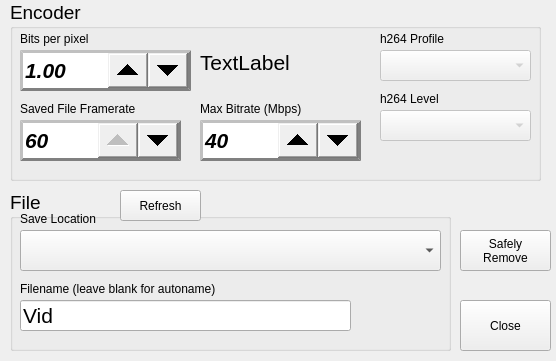
The window that src/savesettingswindow.ui (krontech/chronos-cam-app) describes before a commit, drawn with Qt 5.
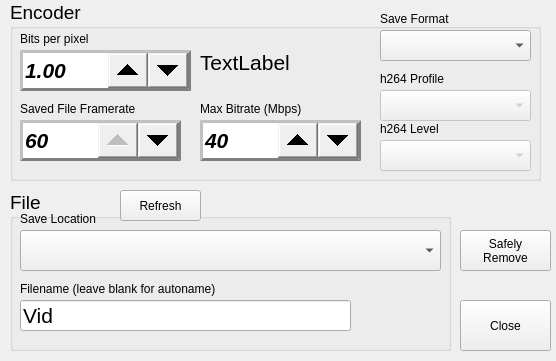
The same window after the commit. Custom widgets are drawn as their Qt base class.

The edit to the form file:
```diff
--- a/src/savesettingswindow.ui
+++ b/src/savesettingswindow.ui
@@ -50,7 +50,7 @@
     <property name="geometry">
      <rect>
       <x>370</x>
-      <y>110</y>
+      <y>140</y>
       <width>151</width>
       <height>31</height>
      </rect>
@@ -142,25 +142,25 @@
     <property name="geometry">
      <rect>
       <x>370</x>
-      <y>50</y>
-      <width>151</width>
-      <height>31</height>
-     </rect>
-    </property>
-    <property name="font">
-     <font>
-      <pointsize>16</pointsize>
-      <weight>75</weight>
-      <italic>true</italic>
-      <bold>true</bold>
-     </font>
-    </property>
-   </widget>
-   <widget class="QLabel" name="label_5">
-    <property name="geometry">
-     <rect>
-      <x>370</x>
       <y>90</y>
+      <width>151</width>
+      <height>31</height>
+     </rect>
+    </property>
+    <property name="font">
+     <font>
+      <pointsize>16</pointsize>
+      <weight>75</weight>
+      <italic>true</italic>
+      <bold>true</bold>
+     </font>
+    </property>
+   </widget>
+   <widget class="QLabel" name="label_5">
+    <property name="geometry">
+     <rect>
+      <x>370</x>
+      <y>120</y>
       <width>141</width>
       <height>17</height>
      </rect>
@@ -173,7 +173,7 @@
     <property name="geometry">
      <rect>
       <x>370</x>
-      <y>30</y>
+      <y>70</y>
       <width>141</width>
       <height>17</height>
      </rect>
@@ -256,6 +256,40 @@
      <string>Max Bitrate (Mbps)</string>
     </property>
    </widget>
+   <widget class="QLabel" name="label_8">
+    <property name="geometry">
+     <rect>
+      <x>370</x>
+      <y>10</y>
+      <width>141</width>
+      <height>17</height>
+     </rect>
+    </property>
+    <property name="text">
+     <string>Save Format</string>
+    </property>
+   </widget>
+   <widget class="QComboBox" name="comboSaveFormat">
+    <property name="enabled">
+     <bool>true</bool>
+    </property>
+    <property name="geometry">
+     <rect>
+      <x>370</x>
+      <y>30</y>
+      <width>151</width>
+      <height>31</height>
+     </rect>
+    </property>
+    <property name="font">
+     <font>
+      <pointsize>16</pointsize>
+      <weight>75</weight>
+      <italic>true</italic>
+      <bold>true</bold>
+     </font>
+    </property>
+   </widget>
   </widget>
   <widget class="QGroupBox" name="groupLocation">
    <property name="geometry">
```
